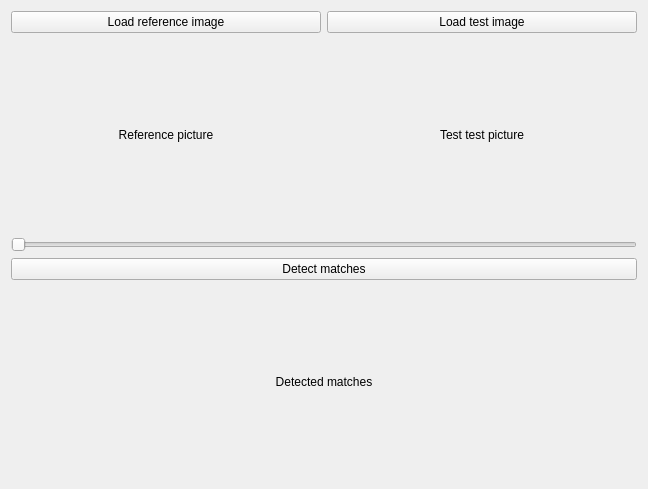
Before: the Qt Designer form ObjDetect/mainwindow.ui in trombipeti/Onlab, drawn with Qt 5.
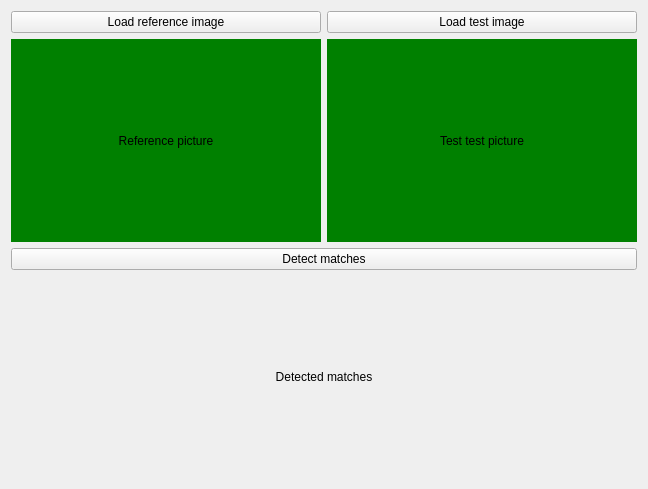
After: the same form once the commit is applied.

```diff
--- a/ObjDetect/mainwindow.ui
+++ b/ObjDetect/mainwindow.ui
@@ -15,16 +15,10 @@
   </property>
   <widget class="QWidget" name="centralWidget">
    <layout class="QGridLayout" name="gridLayout">
-    <item row="6" column="0" colspan="2">
-     <widget class="QPushButton" name="detectBtn">
-      <property name="sizePolicy">
-       <sizepolicy hsizetype="Minimum" vsizetype="Fixed">
-        <horstretch>0</horstretch>
-        <verstretch>0</verstretch>
-       </sizepolicy>
-      </property>
+    <item row="0" column="0">
+     <widget class="QPushButton" name="loadRefBtn">
       <property name="text">
-       <string>Detect matches</string>
+       <string>Load reference image</string>
       </property>
      </widget>
     </item>
@@ -37,6 +31,9 @@
     </item>
     <item row="3" column="1">
      <widget class="QLabel" name="testPicLabel">
+      <property name="styleSheet">
+       <string notr="true">QLabel {background-color: green}</string>
+      </property>
       <property name="text">
        <string>Test test picture</string>
       </property>
@@ -45,7 +42,7 @@
       </property>
      </widget>
     </item>
-    <item row="7" column="0" colspan="2">
+    <item row="6" column="0" colspan="2">
      <widget class="QLabel" name="detectLabel">
       <property name="text">
        <string>Detected matches</string>
@@ -57,6 +54,12 @@
     </item>
     <item row="3" column="0">
      <widget class="QLabel" name="refPicLabel">
+      <property name="autoFillBackground">
+       <bool>false</bool>
+      </property>
+      <property name="styleSheet">
+       <string notr="true">QLabel {background-color: green}</string>
+      </property>
       <property name="text">
        <string>Reference picture</string>
       </property>
@@ -65,29 +68,16 @@
       </property>
      </widget>
     </item>
-    <item row="0" column="0">
-     <widget class="QPushButton" name="loadRefBtn">
-      <property name="text">
-       <string>Load reference image</string>
-      </property>
-     </widget>
-    </item>
     <item row="5" column="0" colspan="2">
-     <widget class="QSlider" name="hessianSlider">
-      <property name="minimum">
-       <number>400</number>
+     <widget class="QPushButton" name="detectBtn">
+      <property name="sizePolicy">
+       <sizepolicy hsizetype="Minimum" vsizetype="Fixed">
+        <horstretch>0</horstretch>
+        <verstretch>0</verstretch>
+       </sizepolicy>
       </property>
-      <property name="maximum">
-       <number>2000</number>
-      </property>
-      <property name="singleStep">
-       <number>1</number>
-      </property>
-      <property name="pageStep">
-       <number>10</number>
-      </property>
-      <property name="orientation">
-       <enum>Qt::Horizontal</enum>
+      <property name="text">
+       <string>Detect matches</string>
       </property>
      </widget>
     </item>
```
